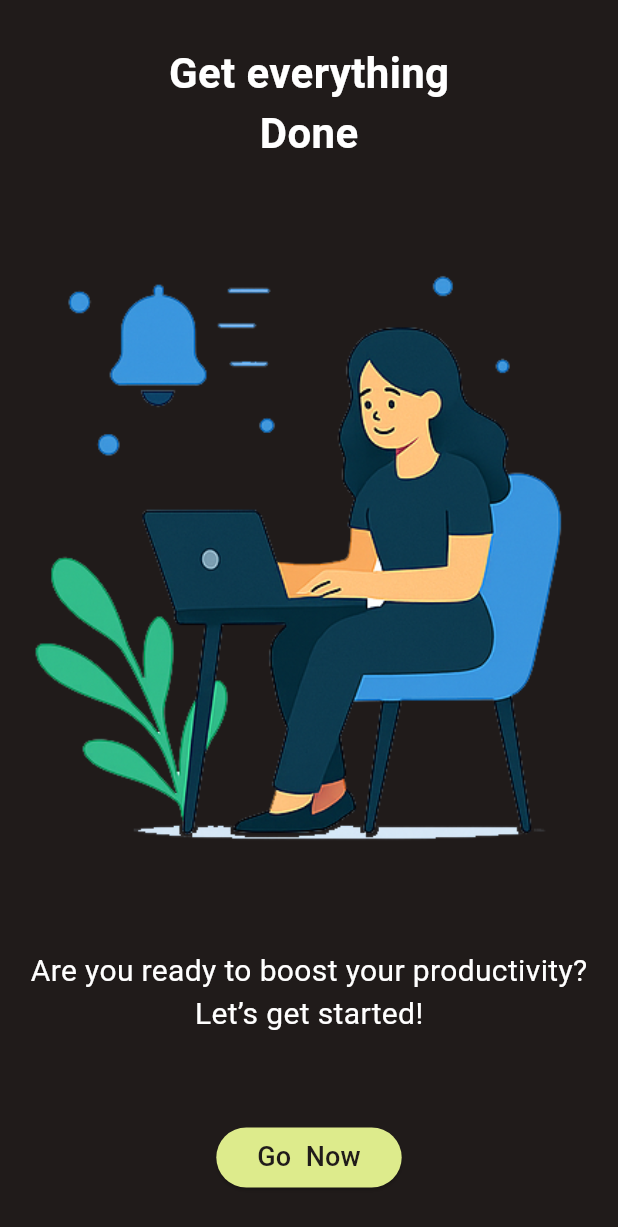
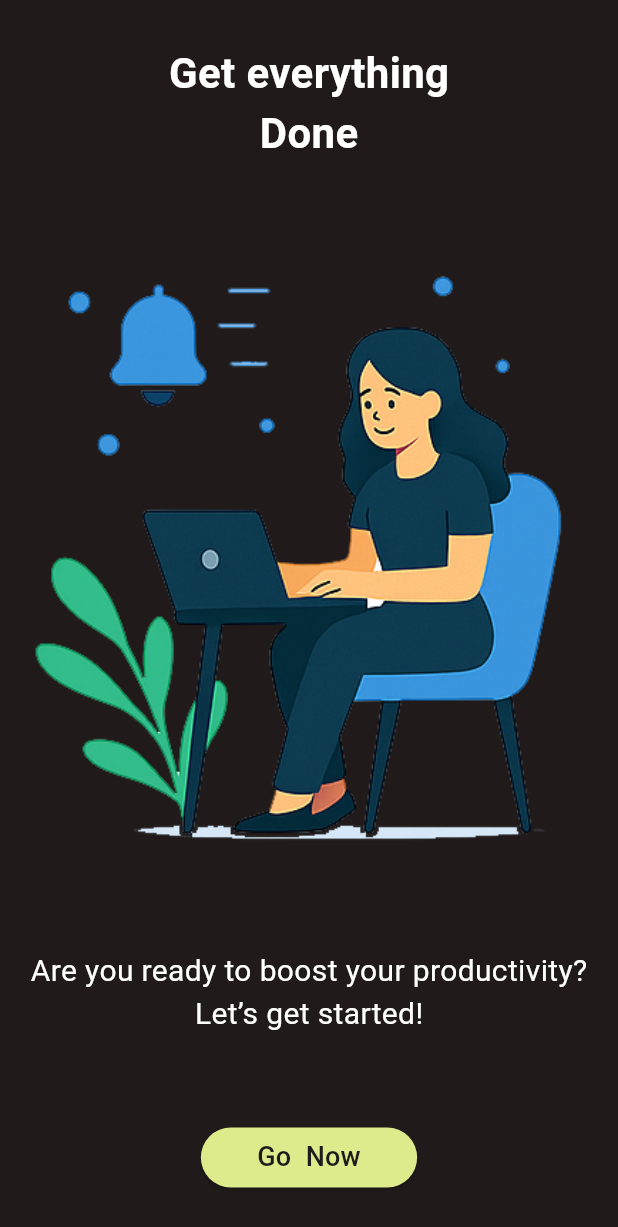
Before and after one commit to MaroofAt/TickTackGo, a Flutter app: the FinalOnboardingPage screen opened by its route, on a phone screen of 412 x 824 dp. Shown: the top 1227 px of the screen. Run offline on Flutter 3.47's test engine with Material 3 defaults, Android fonts, the phone set to English and light mode, and no system bars; our stand-ins replace device_preview, flutter_bloc, pinput; Roboto replaces fonts that are missing (Coda).

Commit message:
make final_onboarding_page.dart responsive

```diff
--- a/flutter/lib/presentation/screen/onboarding/final_onboarding_page.dart
+++ b/flutter/lib/presentation/screen/onboarding/final_onboarding_page.dart
@@ -31,12 +31,12 @@ class FinalOnboardingPage extends StatelessWidget {
               ),
               Column(
                 children: [
-                  _buildText(finalPageLowerFirstText, 20),
-                  _buildText(finalPageLowerSecondText, 20),
+                  _buildText(finalPageLowerFirstText, width(context) < 400 ? 16 : 20),
+                  _buildText(finalPageLowerSecondText, width(context) < 400 ? 16 : 20),
                 ],
               ),
               SizedBox(
-                width: width(context) * 0.3,
+                width: width(context) * 0.35,
                 child: MyButtons.primaryButton(
                   () {
                     pushNamed(context, signinRoute);
--- a/flutter/pubspec.yaml
+++ b/flutter/pubspec.yaml
@@ -37,6 +37,7 @@ dependencies:
   cupertino_icons: ^1.0.8
   pinput: ^5.0.1
   flutter_bloc: ^9.1.1
+  device_preview: ^1.2.0
 
 
 
```
Also changed, not shown: flutter/lib/main.dart (+5 -3 lines), flutter/pubspec.lock, 1 other file.
